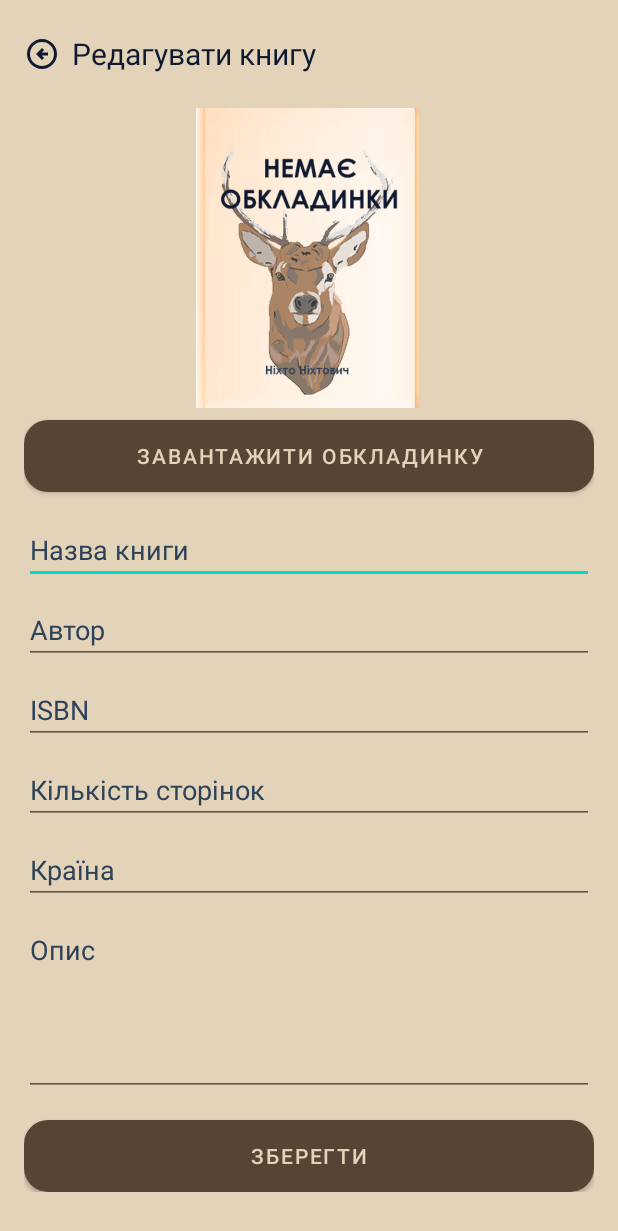
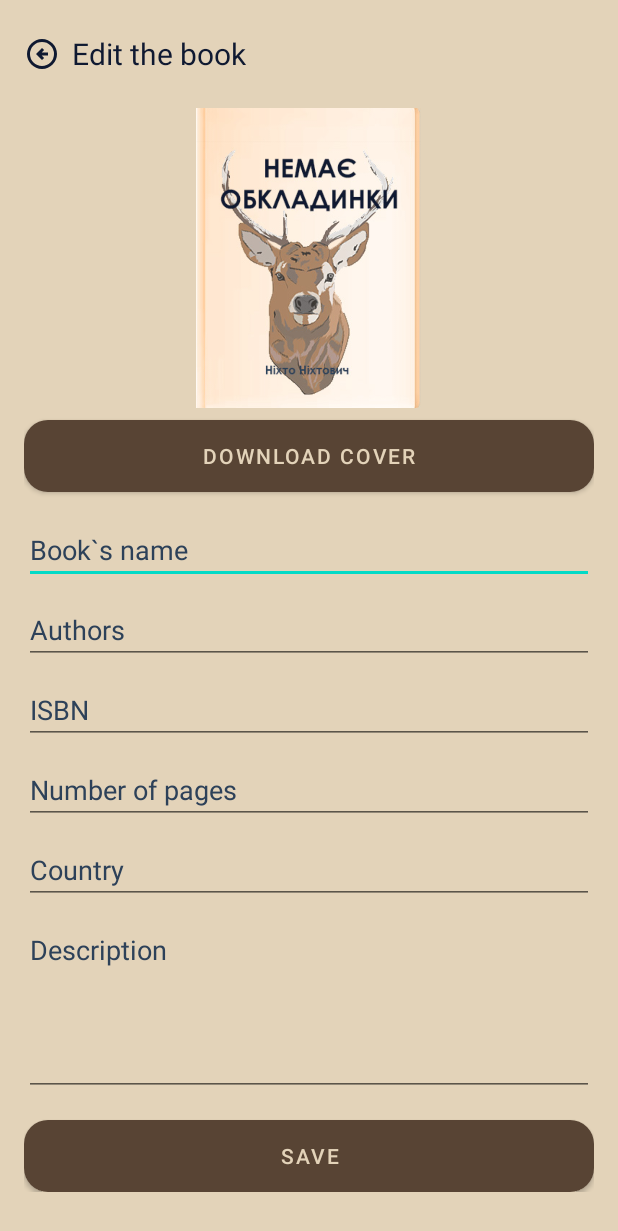
Before and after one commit to DakotaOlha/BookVoyager, an Android app: the layout dialog_edit_book.xml on its own in the app's theme, with its tools: preview values and no code run, on a phone screen of 412 x 824 dp. Shown: the top 1231 px of the screen. Run offline under Robolectric (Android 15) with nearby library versions, the phone set to English and light mode, and no system bars.

Commit message:
fixed names and some thing

```diff
--- a/app/src/main/java/com/example/bookvoyager/RegistrationActivity.java
+++ b/app/src/main/java/com/example/bookvoyager/RegistrationActivity.java
@@ -97,8 +97,9 @@ public class RegistrationActivity extends AppCompatActivity {
         userData.put("birth", birthDate);
         userData.put("registration_date", FieldValue.serverTimestamp());
         userData.put("uid", user.getUid());
-        userData.put("books", new ArrayList<>());
-        userData.put("settings", new HashMap<>());
+        userData.put("level", 0);
+        userData.put("xp", 0);
+        userData.put("booksRead", 0);
 
         db.collection("users")
                 .document(user.getUid())
--- a/app/src/main/res/layout/dialog_edit_book.xml
+++ b/app/src/main/res/layout/dialog_edit_book.xml
@@ -24,10 +24,11 @@
             />
 
         <TextView
+            android:id="@+id/dialog_title"
             android:layout_width="wrap_content"
             android:layout_height="wrap_content"
             android:layout_marginStart="8dp"
-            android:text="Редагувати книгу"
+            android:text="Edit the book"
             android:textColor="@color/BlackBlue"
             android:textSize="20sp" />
     </LinearLayout>
@@ -59,25 +60,25 @@
                 android:layout_width="match_parent"
                 android:layout_height="wrap_content"
                 android:layout_marginTop="8dp"
-                android:text="Завантажити обкладинку"/>
+                android:text="Download cover" />
 
             <EditText
                 android:id="@+id/edit_book_title"
                 android:layout_width="match_parent"
                 android:layout_height="wrap_content"
-                android:hint="Назва книги"
+                android:layout_marginTop="16dp"
+                android:hint="Book`s name"
                 android:textColor="@color/BlackBlue"
-                android:textColorHint="@color/LightBlue"
-                android:layout_marginTop="16dp" />
+                android:textColorHint="@color/LightBlue" />
 
             <EditText
                 android:id="@+id/edit_book_author"
                 android:layout_width="match_parent"
                 android:layout_height="wrap_content"
-                android:hint="Автор"
+                android:layout_marginTop="8dp"
+                android:hint="Authors"
                 android:textColor="@color/BlackBlue"
-                android:textColorHint="@color/LightBlue"
-                android:layout_marginTop="8dp" />
+                android:textColorHint="@color/LightBlue" />
 
             <EditText
                 android:id="@+id/edit_book_isbn"
@@ -93,20 +94,20 @@
                 android:id="@+id/edit_book_pages"
                 android:layout_width="match_parent"
                 android:layout_height="wrap_content"
-                android:hint="Кількість сторінок"
+                android:layout_marginTop="8dp"
+                android:hint="Number of pages"
+                android:inputType="number"
                 android:textColor="@color/BlackBlue"
-                android:textColorHint="@color/LightBlue"
-                android:layout_marginTop="8dp"
-                android:inputType="number" />
+                android:textColorHint="@color/LightBlue" />
 
             <EditText
                 android:id="@+id/edit_book_country"
                 android:layout_width="match_parent"
                 android:layout_height="wrap_content"
-                android:hint="Країна"
+                android:layout_marginTop="8dp"
+                android:hint="Country"
                 android:textColor="@color/BlackBlue"
-                android:textColorHint="@color/LightBlue"
-                android:layout_marginTop="8dp" />
+                android:textColorHint="@color/LightBlue" />
 
             <EditText
                 android:id="@+id/edit_book_description"
@@ -114,18 +115,18 @@
                 android:layout_height="120dp"
                 android:layout_marginTop="8dp"
                 android:gravity="top"
-                android:hint="Опис"
+                android:hint="Description"
+                android:inputType="textMultiLine"
                 android:textColor="@color/BlackBlue"
-                android:textColorHint="@color/LightBlue"
-                android:inputType="textMultiLine" />
+                android:textColorHint="@color/LightBlue" />
 
             <com.google.android.material.button.MaterialButton
                 android:id="@+id/button_save"
                 style="@style/BrownButtonStyle"
                 android:layout_width="match_parent"
                 android:layout_height="wrap_content"
-                android:text="Зберегти"
-                android:layout_marginTop="16dp" />
+                android:layout_marginTop="16dp"
+                android:text="Save" />
         </LinearLayout>
     </ScrollView>
 </LinearLayout>
```
Also changed, not shown: app/src/main/java/com/example/bookvoyager/EditBookDialogFragment.java (+52 -10 lines), app/src/main/java/com/example/bookvoyager/MainMenuActivity.java (+11 -15 lines), app/src/main/java/com/example/bookvoyager/MyBooksFragment.java (+18 -2 lines), app/src/main/java/com/example/bookvoyager/SearchFragment.java (+9 -0 lines).
